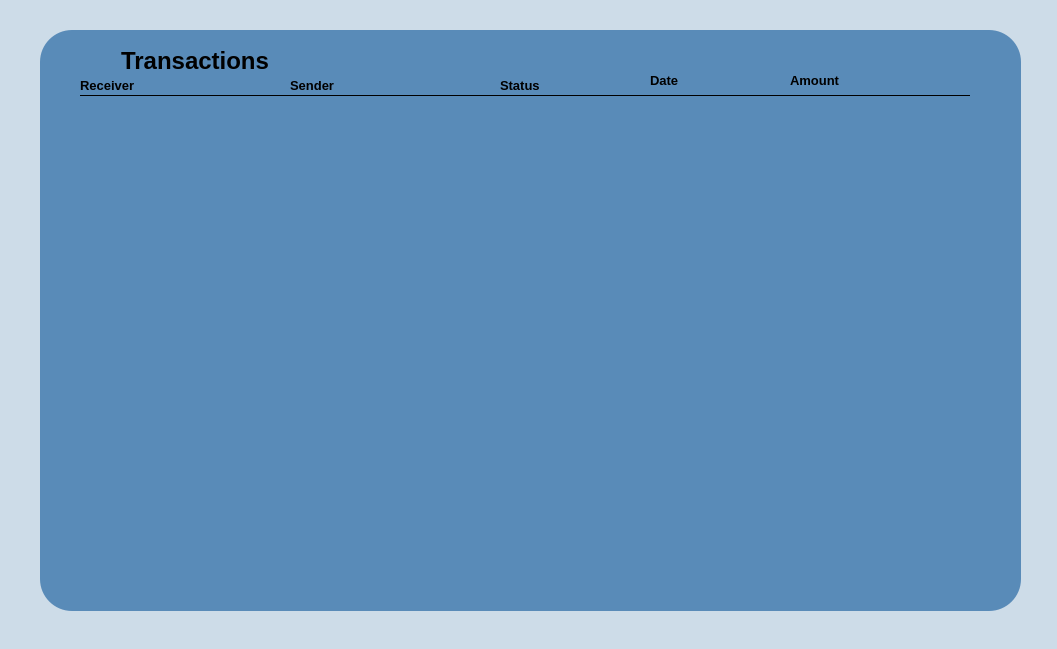
Above: wallet_proj_qt/simple_wallet/view_all_transactions.ui from Mahossam36/Smart-Wallet-System before the change. Below: the same form after it.
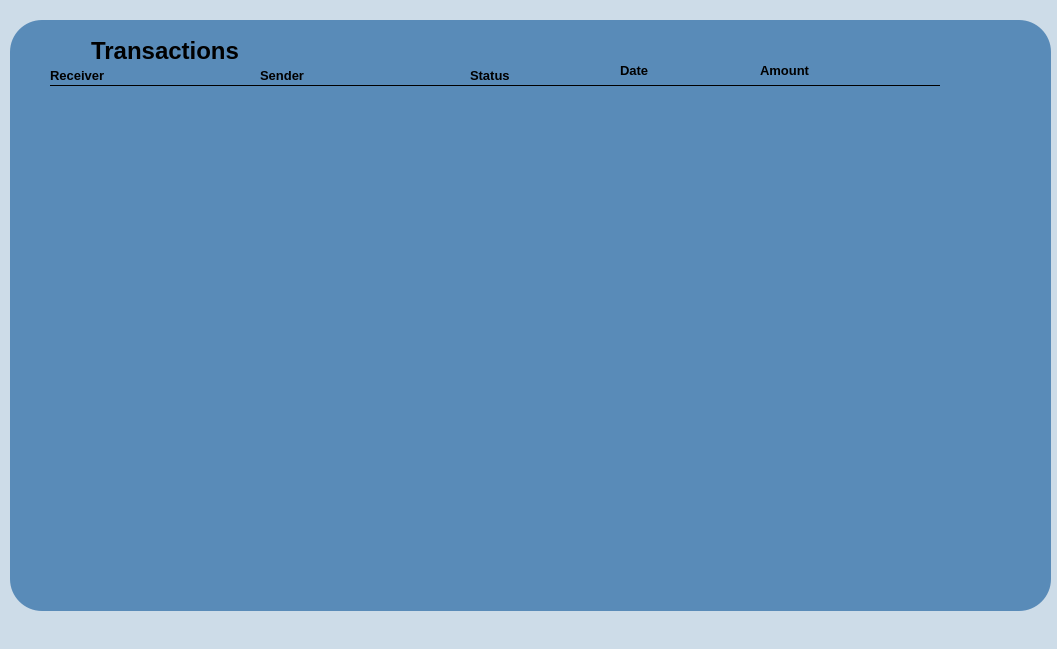
That is the form after the change. Icons and pictures are not drawn.

Commit message: added komy sorting view transactions

What changed in the file:
```diff
--- a/wallet_proj_qt/simple_wallet/view_all_transactions.ui
+++ b/wallet_proj_qt/simple_wallet/view_all_transactions.ui
@@ -40,10 +40,10 @@
   <widget class="QWidget" name="widget_3" native="true">
    <property name="geometry">
     <rect>
-     <x>40</x>
-     <y>30</y>
-     <width>981</width>
-     <height>581</height>
+     <x>10</x>
+     <y>20</y>
+     <width>1041</width>
+     <height>591</height>
     </rect>
    </property>
    <property name="styleSheet">
```
The commit also changes 654 other files.
